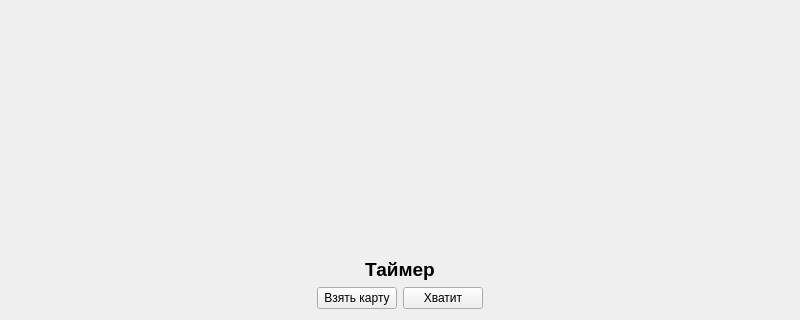
Before: the Qt Designer form Games/BlackDjack/GUI/blacljackwidget.ui in MyEdit/Casino_Client, drawn with Qt 5; both pictures show x 0 to 800 and y 208 to 528 of the 800 by 528 pixel window.
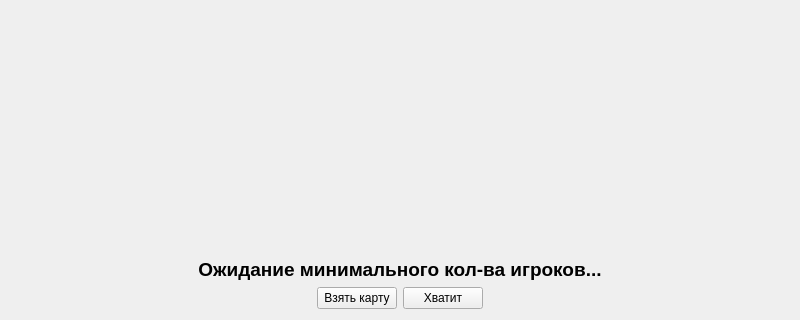
After: the same form once the commit is applied.

```diff
--- a/Games/BlackDjack/GUI/blacljackwidget.ui
+++ b/Games/BlackDjack/GUI/blacljackwidget.ui
@@ -91,7 +91,7 @@
       </font>
      </property>
      <property name="text">
-      <string>Таймер</string>
+      <string>Ожидание минимального кол-ва игроков...</string>
      </property>
      <property name="alignment">
       <set>Qt::AlignCenter</set>
```
